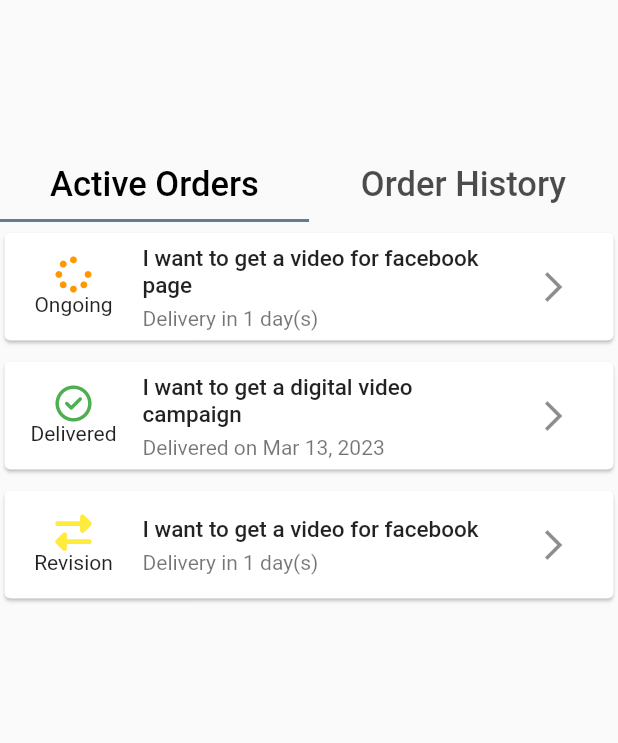
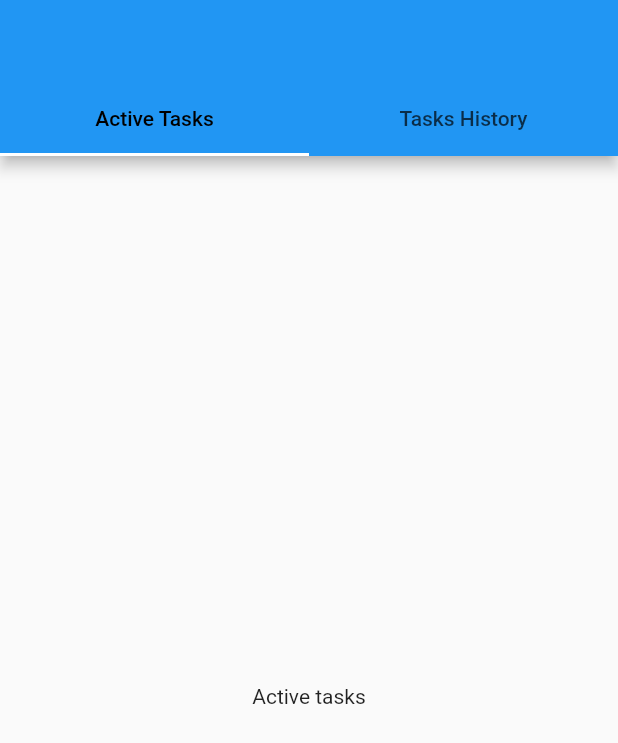
Before and after one commit to areeshak/freelancing-app-fyp, a Flutter app: the screen it shows after launch, on a phone screen of 412 x 824 dp. Shown: the top 743 px of the screen. Run offline on Flutter 3.47's test engine with Material 2 defaults, Android fonts, the light colour scheme and no system bars; our stand-ins replace firebase_auth, firebase_core, fluttertoast, font_awesome_flutter, google_sign_in; accounts and stored records are empty.

Commit message:
tasks page creation started

```diff
--- a/lib/main.dart
+++ b/lib/main.dart
@@ -1,6 +1,7 @@
 import 'package:firebase_auth/firebase_auth.dart';
 import 'package:firebase_core/firebase_core.dart';
 import 'package:flutter/material.dart';
+import 'package:freelancing_fyp/views/buyer/tasks.dart';
 import 'package:freelancing_fyp/views/order/ordersRecord.dart';
 import 'package:freelancing_fyp/views/splash.dart';
 import 'package:provider/provider.dart';
@@ -39,7 +40,7 @@ class MyApp extends StatelessWidget {
           primarySwatch: Colors.blue,
           tabBarTheme: TabBarTheme( labelColor: Colors.black,),
         ),
-        home: const OrdersRecord(),
+        home: const Tasks(),
         //const SplashScreen(),
       ),
     );
--- /dev/null
+++ b/lib/views/buyer/tasks.dart
@@ -0,0 +1,34 @@
+import 'package:flutter/cupertino.dart';
+import 'package:flutter/material.dart';
+
+class Tasks extends StatefulWidget {
+  const Tasks({Key? key}) : super(key: key);
+
+  @override
+  State<Tasks> createState() => _TasksState();
+}
+
+class _TasksState extends State<Tasks> {
+  @override
+  Widget build(BuildContext context) {
+    return DefaultTabController(
+      length: 2,
+      child: Scaffold(
+        appBar: AppBar(
+          bottom: TabBar(
+            tabs: [
+              Tab(text:'Active Tasks'),
+              Tab(text:'Tasks History'),
+            ],
+          ),
+        ),
+        body: TabBarView(
+          children: [
+            Center(child: Text('Active tasks')),
+            Center(child: Text('History of tasks')),
+          ],
+        ),
+      ),
+    );
+  }
+}
--- a/lib/views/order/tabs/active_order_tab.dart
+++ b/lib/views/order/tabs/active_order_tab.dart
@@ -2,7 +2,7 @@ import 'package:flutter/material.dart';
 
 import '../../../entities/order.dart';
 import '../../../utils/orderStatusMap.dart';
-import '../orderProgress.dart';
+// import '../orderProgress.dart';
 
 class ActiveOrderTab extends StatelessWidget {
   ActiveOrderTab({Key? key}) : super(key: key);
@@ -70,12 +70,12 @@ class ActiveOrderTab extends StatelessWidget {
                 delivery: orders[index].delivery)),
             trailing: IconButton(
               onPressed: () {
-                Navigator.of(context).push(
-                  MaterialPageRoute(
-                    builder: (context) =>
-                        OrderProgressScreen(order: orders[index]),
-                  ),
-                );
+                // Navigator.of(context).push(
+                //   MaterialPageRoute(
+                //     builder: (context) =>
+                //         OrderProgressScreen(order: orders[index]),
+                //   ),
+                // );
               },
               icon: const Icon(Icons.arrow_forward_ios),
             ),
--- a/lib/views/order/tabs/order_history_tab.dart
+++ b/lib/views/order/tabs/order_history_tab.dart
@@ -1,5 +1,5 @@
 import 'package:flutter/material.dart';
-import 'package:freelancing_fyp/views/order/orderProgress.dart';
+// import 'package:freelancing_fyp/views/order/orderProgress.dart';
 
 import '../../../entities/order.dart';
 import '../../../utils/orderStatusMap.dart';
@@ -75,12 +75,12 @@ class _OrderHistoryTabState extends State<OrderHistoryTab> {
                 delivery: orders[index].delivery)),
             trailing: IconButton(
               onPressed: () {
-                Navigator.of(context).push(
-                  MaterialPageRoute(
-                    builder: (context) =>
-                        OrderProgressScreen(order: orders[index]),
-                  ),
-                );
+                // Navigator.of(context).push(
+                //   MaterialPageRoute(
+                //     builder: (context) =>
+                //         OrderProgressScreen(order: orders[index]),
+                //   ),
+                // );
               },
               icon: const Icon(Icons.arrow_forward_ios),
             ),
```
Also changed, not shown: pubspec.lock.
